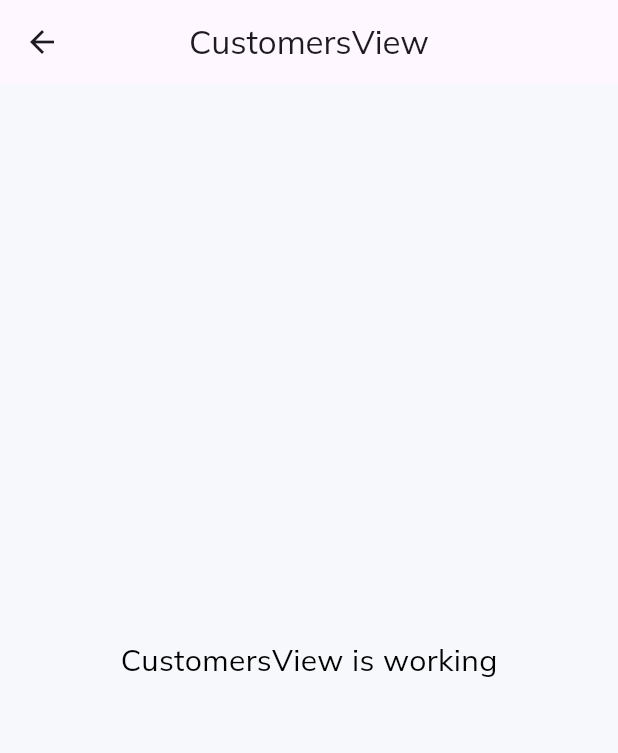
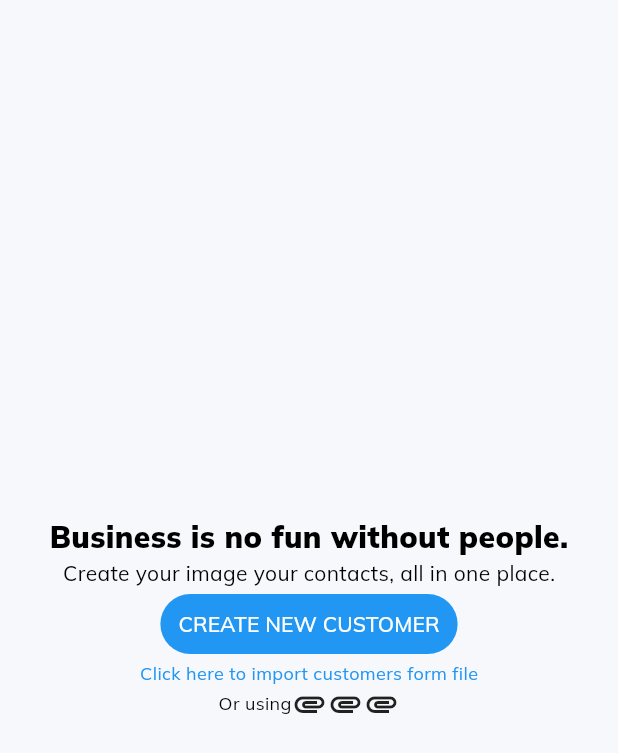
Before and after one commit to DinuchDev/vet-inventory-management, a Flutter app: the CustomersView screen opened directly, on a phone screen of 412 x 824 dp. Shown: the top 753 px of the screen. Run offline on Flutter 3.47's test engine with Material 3 defaults, Android fonts, the phone set to English and light mode, and no system bars; our stand-ins replace charts_flutter, data_table_2, get, google_fonts.

Commit message:
feat: customer

```diff
--- a/lib/app/modules/sales/customers/views/customers_view.dart
+++ b/lib/app/modules/sales/customers/views/customers_view.dart
@@ -6,18 +6,45 @@ import '../controllers/customers_controller.dart';
 
 class CustomersView extends GetView<CustomersController> {
   const CustomersView({super.key});
+
   @override
   Widget build(BuildContext context) {
     return Scaffold(
-      appBar: AppBar(
-        title: const Text('CustomersView'),
-        centerTitle: true,
-      ),
-      body: const Center(
-        child: Text(
-          'CustomersView is working',
-          style: TextStyle(fontSize: 20),
-        ),
+      body: Column(
+        mainAxisAlignment: MainAxisAlignment.center,
+        children: [
+          const Text(
+            'Business is no fun without people.',
+            style: TextStyle(fontSize: 20, fontWeight: FontWeight.w900),
+          ),
+          const Text(
+            'Create your image your contacts, all in one place.',
+          ),
+          TextButton(
+            onPressed: () {},
+            style: TextButton.styleFrom(backgroundColor: Colors.blue),
+            child: const Text(
+              'CREATE NEW CUSTOMER',
+              style: TextStyle(color: Colors.white),
+            ),
+          ),
+          const Text(
+            'Click here to import customers form file',
+            style: TextStyle(fontSize: 12, color: Colors.blue),
+          ),
+          Row(
+            mainAxisAlignment: MainAxisAlignment.center,
+            children: [
+              const Text(
+                'Or using',
+                style: TextStyle(fontSize: 12),
+              ),
+              Icon(Icons.attachment),
+              Icon(Icons.attachment),
+              Icon(Icons.attachment),
+            ],
+          )
+        ],
       ),
     );
   }
```
